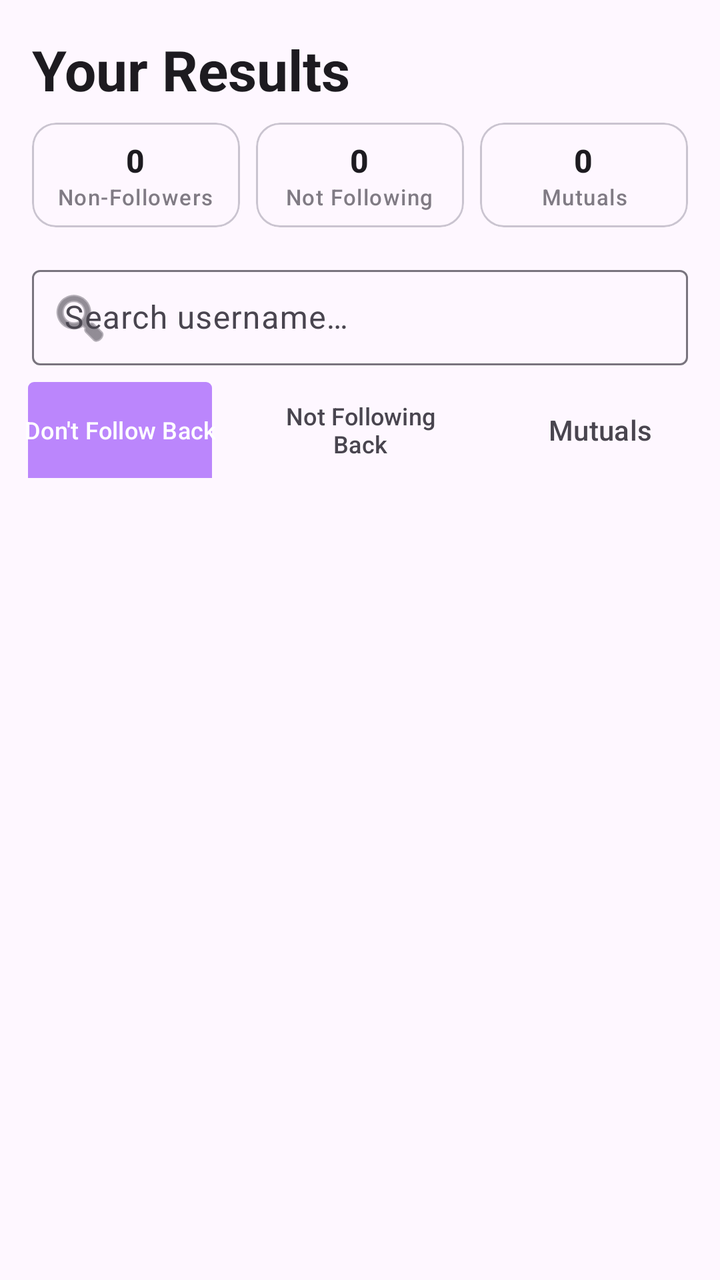
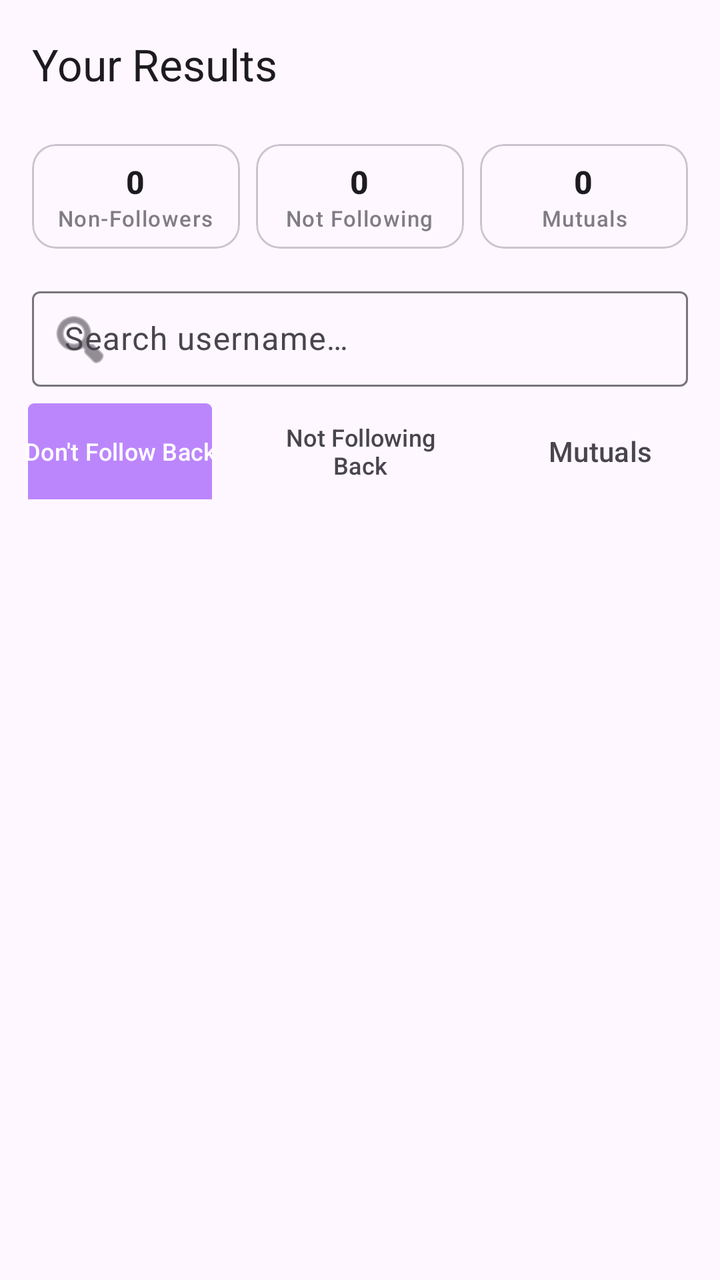

Screens rendered from an Android XML layout before and after an edit, with the pre-edit source and the edit as a unified diff.
<!-- AndroidManifest.xml: application theme Theme.FollowCheck -->
<!-- res/layout/fragment_results.xml -->
<?xml version="1.0" encoding="utf-8"?>
<androidx.constraintlayout.widget.ConstraintLayout xmlns:android="http://schemas.android.com/apk/res/android"
    xmlns:app="http://schemas.android.com/apk/res-auto"
    xmlns:tools="http://schemas.android.com/tools"
    android:layout_width="match_parent"
    android:layout_height="match_parent"
    android:background="?attr/colorSurface">

    <TextView
        android:id="@+id/text_results_title"
        android:layout_width="wrap_content"
        android:layout_height="wrap_content"
        android:layout_margin="@dimen/margin_medium"
        android:text="@string/results_title"
        android:textAppearance="@style/TextAppearance.Material3.HeadlineMedium"
        android:textStyle="bold"
        app:layout_constraintStart_toStartOf="parent"
        app:layout_constraintTop_toTopOf="parent" />

    <LinearLayout
        android:id="@+id/layout_summary_cards"
        android:layout_width="match_parent"
        android:layout_height="wrap_content"
        android:layout_marginHorizontal="@dimen/margin_medium"
        android:layout_marginTop="@dimen/margin_small"
        android:orientation="horizontal"
        app:layout_constraintTop_toBottomOf="@id/text_results_title">

        <com.google.android.material.card.MaterialCardView
            android:layout_width="0dp"
            android:layout_height="wrap_content"
            android:layout_weight="1"
            android:layout_marginEnd="4dp"
            app:cardCornerRadius="12dp"
            app:cardElevation="0dp"
            app:strokeWidth="1dp"
            app:strokeColor="?attr/colorOutlineVariant">
            <LinearLayout
                android:layout_width="match_parent"
                android:layout_height="wrap_content"
                android:orientation="vertical"
                android:padding="8dp"
                android:gravity="center">
                <TextView
                    android:id="@+id/text_count_non_followers"
                    android:layout_width="wrap_content"
                    android:layout_height="wrap_content"
                    android:text="0"
                    android:textAppearance="@style/TextAppearance.Material3.TitleMedium"
                    android:textStyle="bold" />
                <TextView
                    android:layout_width="wrap_content"
                    android:layout_height="wrap_content"
                    android:text="Non-Followers"
                    android:textAppearance="@style/TextAppearance.Material3.LabelSmall"
                    android:alpha="0.7"
                    android:gravity="center" />
            </LinearLayout>
        </com.google.android.material.card.MaterialCardView>

        <com.google.android.material.card.MaterialCardView
            android:layout_width="0dp"
            android:layout_height="wrap_content"
            android:layout_weight="1"
            android:layout_marginHorizontal="4dp"
            app:cardCornerRadius="12dp"
            app:cardElevation="0dp"
            app:strokeWidth="1dp"
            app:strokeColor="?attr/colorOutlineVariant">
            <LinearLayout
                android:layout_width="match_parent"
                android:layout_height="wrap_content"
                android:orientation="vertical"
                android:padding="8dp"
                android:gravity="center">
                <TextView
                    android:id="@+id/text_count_followers_only"
                    android:layout_width="wrap_content"
                    android:layout_height="wrap_content"
                    android:text="0"
                    android:textAppearance="@style/TextAppearance.Material3.TitleMedium"
                    android:textStyle="bold" />
                <TextView
                    android:layout_width="wrap_content"
                    android:layout_height="wrap_content"
                    android:text="Not Following"
                    android:textAppearance="@style/TextAppearance.Material3.LabelSmall"
                    android:alpha="0.7"
                    android:gravity="center" />
            </LinearLayout>
        </com.google.android.material.card.MaterialCardView>

        <com.google.android.material.card.MaterialCardView
            android:layout_width="0dp"
            android:layout_height="wrap_content"
            android:layout_weight="1"
            android:layout_marginStart="4dp"
            app:cardCornerRadius="12dp"
            app:cardElevation="0dp"
            app:strokeWidth="1dp"
            app:strokeColor="?attr/colorOutlineVariant">
            <LinearLayout
                android:layout_width="match_parent"
                android:layout_height="wrap_content"
                android:orientation="vertical"
                android:padding="8dp"
                android:gravity="center">
                <TextView
                    android:id="@+id/text_count_mutuals"
                    android:layout_width="wrap_content"
                    android:layout_height="wrap_content"
                    android:text="0"
                    android:textAppearance="@style/TextAppearance.Material3.TitleMedium"
                    android:textStyle="bold" />
                <TextView
                    android:layout_width="wrap_content"
                    android:layout_height="wrap_content"
                    android:text="Mutuals"
                    android:textAppearance="@style/TextAppearance.Material3.LabelSmall"
                    android:alpha="0.7"
                    android:gravity="center" />
            </LinearLayout>
        </com.google.android.material.card.MaterialCardView>
    </LinearLayout>

    <com.google.android.material.textfield.TextInputLayout
        android:id="@+id/layout_search"
        style="@style/Widget.Material3.TextInputLayout.OutlinedBox.Dense"
        android:layout_width="match_parent"
        android:layout_height="wrap_content"
        android:layout_marginHorizontal="@dimen/margin_medium"
        android:layout_marginTop="@dimen/margin_medium"
        android:hint="@string/search_hint"
        app:endIconMode="clear_text"
        app:layout_constraintTop_toBottomOf="@id/layout_summary_cards"
        app:startIconDrawable="@android:drawable/ic_menu_search">

        <com.google.android.material.textfield.TextInputEditText
            android:id="@+id/edit_search"
            android:layout_width="match_parent"
            android:layout_height="wrap_content"
            android:inputType="text" />
    </com.google.android.material.textfield.TextInputLayout>

    <com.google.android.material.tabs.TabLayout
        android:id="@+id/tab_layout"
        android:layout_width="match_parent"
        android:layout_height="wrap_content"
        android:layout_marginTop="@dimen/margin_small"
        android:background="@android:color/transparent"
        app:layout_constraintTop_toBottomOf="@id/layout_search"
        app:tabIndicatorAnimationMode="elastic"
        app:tabIndicatorGravity="stretch"
        app:tabMode="fixed"
        app:tabSelectedTextColor="?attr/colorOnPrimary"
        app:tabTextColor="?attr/colorOnSurfaceVariant">

        <com.google.android.material.tabs.TabItem
            android:layout_width="wrap_content"
            android:layout_height="wrap_content"
            android:text="@string/tab_non_followers" />

        <com.google.android.material.tabs.TabItem
            android:layout_width="wrap_content"
            android:layout_height="wrap_content"
            android:text="@string/tab_followers_only" />

        <com.google.android.material.tabs.TabItem
            android:layout_width="wrap_content"
            android:layout_height="wrap_content"
            android:text="@string/tab_mutuals" />
    </com.google.android.material.tabs.TabLayout>

    <androidx.recyclerview.widget.RecyclerView
        android:id="@+id/recycler_results"
        android:layout_width="match_parent"
        android:layout_height="0dp"
        android:clipToPadding="false"
        android:paddingVertical="@dimen/padding_small"
        app:layout_constraintBottom_toBottomOf="parent"
        app:layout_constraintTop_toBottomOf="@id/tab_layout"
        tools:listitem="@layout/item_follow_user" />

    <ProgressBar
        android:id="@+id/progress_loading"
        android:layout_width="wrap_content"
        android:layout_height="wrap_content"
        android:visibility="gone"
        app:layout_constraintBottom_toBottomOf="parent"
        app:layout_constraintEnd_toEndOf="parent"
        app:layout_constraintStart_toStartOf="parent"
        app:layout_constraintTop_toBottomOf="@id/tab_layout" />

    <TextView
        android:id="@+id/text_empty"
        android:layout_width="wrap_content"
        android:layout_height="wrap_content"
        android:text="@string/empty_results"
        android:visibility="gone"
        app:layout_constraintBottom_toBottomOf="parent"
        app:layout_constraintEnd_toEndOf="parent"
        app:layout_constraintStart_toStartOf="parent"
        app:layout_constraintTop_toBottomOf="@id/tab_layout" />

</androidx.constraintlayout.widget.ConstraintLayout>
<!-- res/layout/item_follow_user.xml (included above) -->
<?xml version="1.0" encoding="utf-8"?>
<com.google.android.material.card.MaterialCardView xmlns:android="http://schemas.android.com/apk/res/android"
    xmlns:app="http://schemas.android.com/apk/res-auto"
    xmlns:tools="http://schemas.android.com/tools"
    android:layout_width="match_parent"
    android:layout_height="wrap_content"
    android:layout_marginHorizontal="@dimen/margin_medium"
    android:layout_marginVertical="6dp"
    app:cardCornerRadius="12dp"
    app:cardElevation="0dp"
    app:strokeWidth="1dp"
    app:strokeColor="?attr/colorOutlineVariant">

    <androidx.constraintlayout.widget.ConstraintLayout
        android:layout_width="match_parent"
        android:layout_height="wrap_content"
        android:padding="12dp">

        <com.google.android.material.imageview.ShapeableImageView
            android:id="@+id/img_avatar"
            android:layout_width="@dimen/avatar_size"
            android:layout_height="@dimen/avatar_size"
            android:background="?attr/colorSurfaceVariant"
            android:scaleType="centerCrop"
            app:layout_constraintBottom_toBottomOf="parent"
            app:layout_constraintStart_toStartOf="parent"
            app:layout_constraintTop_toTopOf="parent"
            app:shapeAppearanceOverlay="@style/ShapeAppearance.Material3.Corner.Full" />

        <TextView
            android:id="@+id/text_username"
            android:layout_width="0dp"
            android:layout_height="wrap_content"
            android:layout_marginStart="16dp"
            android:text="\@username"
            android:textAppearance="@style/TextAppearance.Material3.TitleSmall"
            android:textStyle="bold"
            app:layout_constraintEnd_toStartOf="@+id/img_verified"
            app:layout_constraintHorizontal_bias="0"
            app:layout_constraintHorizontal_chainStyle="packed"
            app:layout_constraintStart_toEndOf="@id/img_avatar"
            app:layout_constraintTop_toTopOf="@id/img_avatar" />

        <ImageView
            android:id="@+id/img_verified"
            android:layout_width="16dp"
            android:layout_height="16dp"
            android:layout_marginStart="4dp"
            android:src="@android:drawable/checkbox_on_background"
            android:visibility="gone"
            app:layout_constraintBottom_toBottomOf="@id/text_username"
            app:layout_constraintEnd_toEndOf="parent"
            app:layout_constraintStart_toEndOf="@id/text_username"
            app:layout_constraintTop_toTopOf="@id/text_username"
            app:tint="?attr/colorPrimary"
            tools:visibility="visible" />

        <TextView
            android:id="@+id/text_full_name"
            android:layout_width="0dp"
            android:layout_height="wrap_content"
            android:alpha="0.7"
            android:text="Full Name"
            android:textAppearance="@style/TextAppearance.Material3.BodySmall"
            app:layout_constraintEnd_toEndOf="parent"
            app:layout_constraintStart_toStartOf="@id/text_username"
            app:layout_constraintTop_toBottomOf="@id/text_username" />

        <TextView
            android:id="@+id/text_status"
            android:layout_width="0dp"
            android:layout_height="wrap_content"
            android:layout_marginTop="2dp"
            android:text="Status"
            android:textAppearance="@style/TextAppearance.Material3.LabelSmall"
            android:textColor="?attr/colorPrimary"
            app:layout_constraintEnd_toEndOf="parent"
            app:layout_constraintStart_toStartOf="@id/text_username"
            app:layout_constraintTop_toBottomOf="@id/text_full_name" />

    </androidx.constraintlayout.widget.ConstraintLayout>
</com.google.android.material.card.MaterialCardView>
<!-- resources referenced by this layout -->
<resources>
  <dimen name="avatar_size">48dp</dimen>
  <dimen name="margin_medium">16dp</dimen>
  <dimen name="margin_small">8dp</dimen>
  <dimen name="padding_small">8dp</dimen>
  <string name="empty_results">No users found</string>
  <string name="results_title">Your Results</string>
  <string name="search_hint">Search username…</string>
  <string name="tab_followers_only">Not Following Back</string>
  <string name="tab_mutuals">Mutuals</string>
  <string name="tab_non_followers">Don\'t Follow Back</string>
  <style name="Theme.FollowCheck" parent="Base.Theme.FollowCheck" />
  <style name="Base.Theme.FollowCheck" parent="Theme.Material3.DayNight.NoActionBar">
          <item name="colorPrimary">@color/primary</item>
          <item name="colorSecondary">@color/secondary</item>
          <item name="android:statusBarColor">?attr/colorSurface</item>
          <item name="android:windowLightStatusBar" tools:targetApi="m">true</item>
      </style>
  <color name="primary">#BB86FC</color>
  <color name="secondary">#03DAC6</color>
</resources>

<!-- the commit's change to res/layout/fragment_results.xml (unified diff, before → after) -->
@@ -1,208 +1,245 @@
 <?xml version="1.0" encoding="utf-8"?>
-<androidx.constraintlayout.widget.ConstraintLayout xmlns:android="http://schemas.android.com/apk/res/android"
+<androidx.coordinatorlayout.widget.CoordinatorLayout xmlns:android="http://schemas.android.com/apk/res/android"
     xmlns:app="http://schemas.android.com/apk/res-auto"
     xmlns:tools="http://schemas.android.com/tools"
     android:layout_width="match_parent"
     android:layout_height="match_parent"
     android:background="?attr/colorSurface">
 
-    <TextView
-        android:id="@+id/text_results_title"
-        android:layout_width="wrap_content"
-        android:layout_height="wrap_content"
-        android:layout_margin="@dimen/margin_medium"
-        android:text="@string/results_title"
-        android:textAppearance="@style/TextAppearance.Material3.HeadlineMedium"
-        android:textStyle="bold"
-        app:layout_constraintStart_toStartOf="parent"
-        app:layout_constraintTop_toTopOf="parent" />
-
-    <LinearLayout
-        android:id="@+id/layout_summary_cards"
+    <com.google.android.material.appbar.AppBarLayout
         android:layout_width="match_parent"
         android:layout_height="wrap_content"
-        android:layout_marginHorizontal="@dimen/margin_medium"
-        android:layout_marginTop="@dimen/margin_small"
-        android:orientation="horizontal"
-        app:layout_constraintTop_toBottomOf="@id/text_results_title">
+        android:background="?attr/colorSurface">
+
+        <com.google.android.material.appbar.MaterialToolbar
+            android:id="@+id/toolbar"
+            android:layout_width="match_parent"
+            android:layout_height="?attr/actionBarSize"
+            app:title="@string/results_title" />
 
         <com.google.android.material.card.MaterialCardView
-            android:layout_width="0dp"
-            android:layout_height="wrap_content"
-            android:layout_weight="1"
-            android:layout_marginEnd="4dp"
-            app:cardCornerRadius="12dp"
+            android:id="@+id/card_status_warning"
+            android:layout_width="match_parent"
+            android:layout_height="wrap_content"
+            android:layout_margin="12dp"
+            android:visibility="gone"
+            app:cardBackgroundColor="?attr/colorErrorContainer"
+            app:cardCornerRadius="8dp"
             app:cardElevation="0dp"
-            app:strokeWidth="1dp"
-            app:strokeColor="?attr/colorOutlineVariant">
+            app:strokeWidth="0dp">
             <LinearLayout
                 android:layout_width="match_parent"
                 android:layout_height="wrap_content"
-                android:orientation="vertical"
-                android:padding="8dp"
-                android:gravity="center">
+                android:orientation="horizontal"
+                android:padding="12dp"
+                android:gravity="center_vertical">
+                <ImageView
+                    android:layout_width="20dp"
+                    android:layout_height="20dp"
+                    android:src="@android:drawable/stat_sys_warning"
+                    app:tint="?attr/colorOnErrorContainer" />
                 <TextView
-                    android:id="@+id/text_count_non_followers"
-                    android:layout_width="wrap_content"
+                    android:id="@+id/text_status_warning"
+                    android:layout_width="match_parent"
                     android:layout_height="wrap_content"
-                    android:text="0"
-                    android:textAppearance="@style/TextAppearance.Material3.TitleMedium"
-                    android:textStyle="bold" />
-                <TextView
-                    android:layout_width="wrap_content"
-                    android:layout_height="wrap_content"
-                    android:text="Non-Followers"
-                    android:textAppearance="@style/TextAppearance.Material3.LabelSmall"
-                    android:alpha="0.7"
-                    android:gravity="center" />
+                    android:layout_marginStart="8dp"
+                    android:text="Partial Scan: Results may be incomplete."
+                    android:textAppearance="?attr/textAppearanceBodySmall"
+                    android:textColor="?attr/colorOnErrorContainer" />
             </LinearLayout>
         </com.google.android.material.card.MaterialCardView>
 
-        <com.google.android.material.card.MaterialCardView
-            android:layout_width="0dp"
-            android:layout_height="wrap_content"
-            android:layout_weight="1"
-            android:layout_marginHorizontal="4dp"
-            app:cardCornerRadius="12dp"
-            app:cardElevation="0dp"
-            app:strokeWidth="1dp"
-            app:strokeColor="?attr/colorOutlineVariant">
-            <LinearLayout
+        <LinearLayout
+            android:id="@+id/layout_summary_cards"
+            android:layout_width="match_parent"
+            android:layout_height="wrap_content"
+            android:layout_marginHorizontal="@dimen/margin_medium"
+            android:layout_marginTop="@dimen/margin_small"
+            android:orientation="horizontal">
+
+            <com.google.android.material.card.MaterialCardView
+                android:layout_width="0dp"
+                android:layout_height="wrap_content"
+                android:layout_weight="1"
+                android:layout_marginEnd="4dp"
+                app:cardCornerRadius="12dp"
+                app:cardElevation="0dp"
+                app:strokeWidth="1dp"
+                app:strokeColor="?attr/colorOutlineVariant">
+                <LinearLayout
+                    android:layout_width="match_parent"
+                    android:layout_height="wrap_content"
+                    android:orientation="vertical"
+                    android:padding="8dp"
+                    android:gravity="center">
+                    <TextView
+                        android:id="@+id/text_count_non_followers"
+                        android:layout_width="wrap_content"
+                        android:layout_height="wrap_content"
+                        android:text="0"
+                        android:textAppearance="@style/TextAppearance.Material3.TitleMedium"
+                        android:textStyle="bold" />
+                    <TextView
+                        android:layout_width="wrap_content"
+                        android:layout_height="wrap_content"
+                        android:text="Non-Followers"
+                        android:textAppearance="@style/TextAppearance.Material3.LabelSmall"
+                        android:alpha="0.7"
+                        android:gravity="center" />
+                </LinearLayout>
+            </com.google.android.material.card.MaterialCardView>
+
+            <com.google.android.material.card.MaterialCardView
+                android:layout_width="0dp"
+                android:layout_height="wrap_content"
+                android:layout_weight="1"
+                android:layout_marginHorizontal="4dp"
+                app:cardCornerRadius="12dp"
+                app:cardElevation="0dp"
+                app:strokeWidth="1dp"
+                app:strokeColor="?attr/colorOutlineVariant">
+                <LinearLayout
+                    android:layout_width="match_parent"
+                    android:layout_height="wrap_content"
+                    android:orientation="vertical"
+                    android:padding="8dp"
+                    android:gravity="center">
+                    <TextView
+                        android:id="@+id/text_count_followers_only"
+                        android:layout_width="wrap_content"
+                        android:layout_height="wrap_content"
+                        android:text="0"
+                        android:textAppearance="@style/TextAppearance.Material3.TitleMedium"
+                        android:textStyle="bold" />
+                    <TextView
+                        android:layout_width="wrap_content"
+                        android:layout_height="wrap_content"
+                        android:text="Not Following"
+                        android:textAppearance="@style/TextAppearance.Material3.LabelSmall"
+                        android:alpha="0.7"
+                        android:gravity="center" />
+                </LinearLayout>
+            </com.google.android.material.card.MaterialCardView>
+
+            <com.google.android.material.card.MaterialCardView
+                android:layout_width="0dp"
+                android:layout_height="wrap_content"
+                android:layout_weight="1"
+                android:layout_marginStart="4dp"
+                app:cardCornerRadius="12dp"
+                app:cardElevation="0dp"
+                app:strokeWidth="1dp"
+                app:strokeColor="?attr/colorOutlineVariant">
+                <LinearLayout
+                    android:layout_width="match_parent"
+                    android:layout_height="wrap_content"
+                    android:orientation="vertical"
+                    android:padding="8dp"
+                    android:gravity="center">
+                    <TextView
+                        android:id="@+id/text_count_mutuals"
+                        android:layout_width="wrap_content"
+                        android:layout_height="wrap_content"
+                        android:text="0"
+                        android:textAppearance="@style/TextAppearance.Material3.TitleMedium"
+                        android:textStyle="bold" />
+                    <TextView
+                        android:layout_width="wrap_content"
+                        android:layout_height="wrap_content"
+                        android:text="Mutuals"
+                        android:textAppearance="@style/TextAppearance.Material3.LabelSmall"
+                        android:alpha="0.7"
+                        android:gravity="center" />
+                </LinearLayout>
+            </com.google.android.material.card.MaterialCardView>
+        </LinearLayout>
+
+        <com.google.android.material.textfield.TextInputLayout
+            android:id="@+id/layout_search"
+            style="@style/Widget.Material3.TextInputLayout.OutlinedBox.Dense"
+            android:layout_width="match_parent"
+            android:layout_height="wrap_content"
+            android:layout_marginHorizontal="@dimen/margin_medium"
+            android:layout_marginTop="@dimen/margin_medium"
+            android:hint="@string/search_hint"
+            app:endIconMode="clear_text"
+            app:startIconDrawable="@android:drawable/ic_menu_search">
+
+            <com.google.android.material.textfield.TextInputEditText
+                android:id="@+id/edit_search"
                 android:layout_width="match_parent"
                 android:layout_height="wrap_content"
-                android:orientation="vertical"
-                android:padding="8dp"
-                android:gravity="center">
-                <TextView
-                    android:id="@+id/text_count_followers_only"
-                    android:layout_width="wrap_content"
-                    android:layout_height="wrap_content"
-                    android:text="0"
-                    android:textAppearance="@style/TextAppearance.Material3.TitleMedium"
-                    android:textStyle="bold" />
-                <TextView
-                    android:layout_width="wrap_content"
-                    android:layout_height="wrap_content"
-                    android:text="Not Following"
-                    android:textAppearance="@style/TextAppearance.Material3.LabelSmall"
-                    android:alpha="0.7"
-                    android:gravity="center" />
-            </LinearLayout>
-        </com.google.android.material.card.MaterialCardView>
-
-        <com.google.android.material.card.MaterialCardView
-            android:layout_width="0dp"
-            android:layout_height="wrap_content"
-            android:layout_weight="1"
-            android:layout_marginStart="4dp"
-            app:cardCornerRadius="12dp"
-            app:cardElevation="0dp"
-            app:strokeWidth="1dp"
-            app:strokeColor="?attr/colorOutlineVariant">
-            <LinearLayout
+                android:inputType="text" />
+        </com.google.android.material.textfield.TextInputLayout>
+
+        <com.google.android.material.tabs.TabLayout
+            android:id="@+id/tab_layout"
+            android:layout_width="match_parent"
+            android:layout_height="wrap_content"
+            android:layout_marginTop="@dimen/margin_small"
+            android:background="@android:color/transparent"
+            app:tabIndicatorAnimationMode="elastic"
+            app:tabIndicatorGravity="stretch"
+            app:tabMode="fixed"
+            app:tabSelectedTextColor="?attr/colorOnPrimary"
+            app:tabTextColor="?attr/colorOnSurfaceVariant">
+
+            <com.google.android.material.tabs.TabItem
+                android:layout_width="wrap_content"
+                android:layout_height="wrap_content"
+                android:text="@string/tab_non_followers" />
+
+            <com.google.android.material.tabs.TabItem
+                android:layout_width="wrap_content"
+                android:layout_height="wrap_content"
+                android:text="@string/tab_followers_only" />
+
+            <com.google.android.material.tabs.TabItem
+                android:layout_width="wrap_content"
+                android:layout_height="wrap_content"
+                android:text="@string/tab_mutuals" />
+        </com.google.android.material.tabs.TabLayout>
+
+    </com.google.android.material.appbar.AppBarLayout>
+
+    <androidx.core.widget.NestedScrollView
+        android:layout_width="match_parent"
+        android:layout_height="match_parent"
+        app:layout_behavior="@string/appbar_scrolling_view_behavior">
+
+        <LinearLayout
+            android:layout_width="match_parent"
+            android:layout_height="wrap_content"
+            android:orientation="vertical">
+
+            <androidx.recyclerview.widget.RecyclerView
+                android:id="@+id/recycler_results"
                 android:layout_width="match_parent"
                 android:layout_height="wrap_content"
-                android:orientation="vertical"
-                android:padding="8dp"
-                android:gravity="center">
-                <TextView
-                    android:id="@+id/text_count_mutuals"
-                    android:layout_width="wrap_content"
-                    android:layout_height="wrap_content"
-                    android:text="0"
-                    android:textAppearance="@style/TextAppearance.Material3.TitleMedium"
-                    android:textStyle="bold" />
-                <TextView
-                    android:layout_width="wrap_content"
-                    android:layout_height="wrap_content"
-                    android:text="Mutuals"
-                    android:textAppearance="@style/TextAppearance.Material3.LabelSmall"
-                    android:alpha="0.7"
-                    android:gravity="center" />
-            </LinearLayout>
-        </com.google.android.material.card.MaterialCardView>
-    </LinearLayout>
-
-    <com.google.android.material.textfield.TextInputLayout
-        android:id="@+id/layout_search"
-        style="@style/Widget.Material3.TextInputLayout.OutlinedBox.Dense"
-        android:layout_width="match_parent"
-        android:layout_height="wrap_content"
-        android:layout_marginHorizontal="@dimen/margin_medium"
-        android:layout_marginTop="@dimen/margin_medium"
-        android:hint="@string/search_hint"
-        app:endIconMode="clear_text"
-        app:layout_constraintTop_toBottomOf="@id/layout_summary_cards"
-        app:startIconDrawable="@android:drawable/ic_menu_search">
-
-        <com.google.android.material.textfield.TextInputEditText
-            android:id="@+id/edit_search"
-            android:layout_width="match_parent"
-            android:layout_height="wrap_content"
-            android:inputType="text" />
-    </com.google.android.material.textfield.TextInputLayout>
-
-    <com.google.android.material.tabs.TabLayout
-        android:id="@+id/tab_layout"
-        android:layout_width="match_parent"
-        android:layout_height="wrap_content"
-        android:layout_marginTop="@dimen/margin_small"
-        android:background="@android:color/transparent"
-        app:layout_constraintTop_toBottomOf="@id/layout_search"
-        app:tabIndicatorAnimationMode="elastic"
-        app:tabIndicatorGravity="stretch"
-        app:tabMode="fixed"
-        app:tabSelectedTextColor="?attr/colorOnPrimary"
-        app:tabTextColor="?attr/colorOnSurfaceVariant">
-
-        <com.google.android.material.tabs.TabItem
-            android:layout_width="wrap_content"
-            android:layout_height="wrap_content"
-            android:text="@string/tab_non_followers" />
-
-        <com.google.android.material.tabs.TabItem
-            android:layout_width="wrap_content"
-            android:layout_height="wrap_content"
-            android:text="@string/tab_followers_only" />
-
-        <com.google.android.material.tabs.TabItem
-            android:layout_width="wrap_content"
-            android:layout_height="wrap_content"
-            android:text="@string/tab_mutuals" />
-    </com.google.android.material.tabs.TabLayout>
-
-    <androidx.recyclerview.widget.RecyclerView
-        android:id="@+id/recycler_results"
-        android:layout_width="match_parent"
-        android:layout_height="0dp"
-        android:clipToPadding="false"
-        android:paddingVertical="@dimen/padding_small"
-        app:layout_constraintBottom_toBottomOf="parent"
-        app:layout_constraintTop_toBottomOf="@id/tab_layout"
-        tools:listitem="@layout/item_follow_user" />
+                android:clipToPadding="false"
+                android:paddingVertical="@dimen/padding_small"
+                tools:listitem="@layout/item_follow_user" />
+
+            <TextView
+                android:id="@+id/text_empty"
+                android:layout_width="wrap_content"
+                android:layout_height="wrap_content"
+                android:layout_gravity="center"
+                android:layout_marginTop="64dp"
+                android:text="@string/empty_results"
+                android:visibility="gone" />
+
+        </LinearLayout>
+    </androidx.core.widget.NestedScrollView>
 
     <ProgressBar
         android:id="@+id/progress_loading"
         android:layout_width="wrap_content"
         android:layout_height="wrap_content"
-        android:visibility="gone"
-        app:layout_constraintBottom_toBottomOf="parent"
-        app:layout_constraintEnd_toEndOf="parent"
-        app:layout_constraintStart_toStartOf="parent"
-        app:layout_constraintTop_toBottomOf="@id/tab_layout" />
-
-    <TextView
-        android:id="@+id/text_empty"
-        android:layout_width="wrap_content"
-        android:layout_height="wrap_content"
-        android:text="@string/empty_results"
-        android:visibility="gone"
-        app:layout_constraintBottom_toBottomOf="parent"
-        app:layout_constraintEnd_toEndOf="parent"
-        app:layout_constraintStart_toStartOf="parent"
-        app:layout_constraintTop_toBottomOf="@id/tab_layout" />
-
-</androidx.constraintlayout.widget.ConstraintLayout>
+        android:layout_gravity="center"
+        android:visibility="gone" />
+
+</androidx.coordinatorlayout.widget.CoordinatorLayout>
 <!-- res/layout/item_follow_user.xml (included above) -->
 <?xml version="1.0" encoding="utf-8"?>
 <com.google.android.material.card.MaterialCardView xmlns:android="http://schemas.android.com/apk/res/android"
